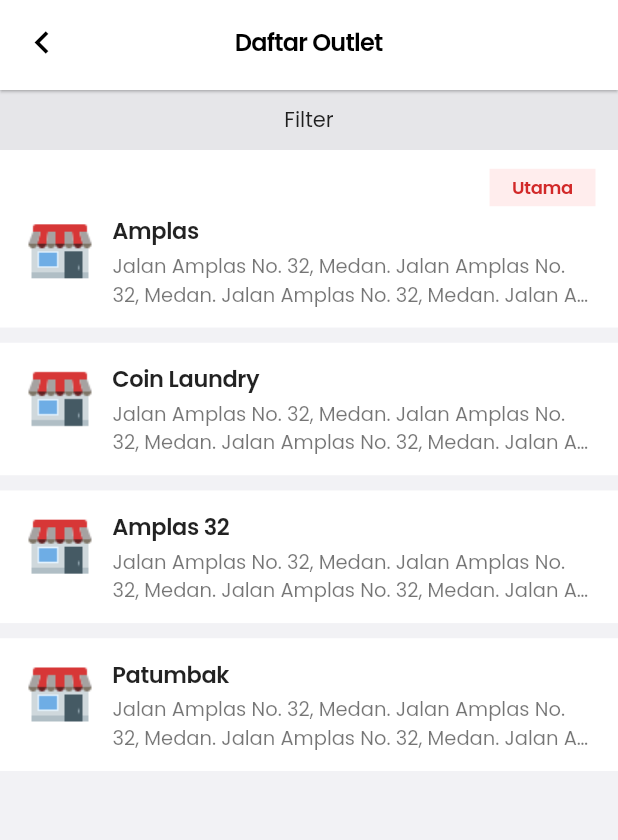
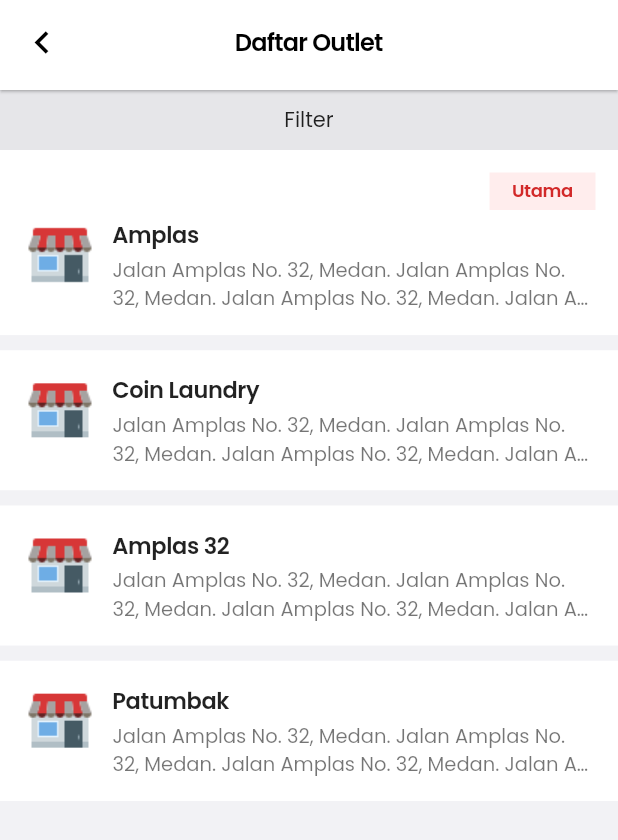
Before and after one commit to putraops/OpsLaundry.Mobile, a Flutter app: the OutletPage screen opened directly, on a phone screen of 412 x 824 dp. Shown: the top 840 px of the screen. Run offline on Flutter 3.47's test engine with Material 2 defaults, Android fonts, the light colour scheme and no system bars; our stand-ins replace dio, flutter_native_splash, flutter_redux, flutter_slidable, redux, shared_preferences; missing offline and left inert: bottom_sheet; accounts and stored records are empty.

Commit message:
Update padding

```diff
--- a/lib/pages/outlet/components/ListItem.dart
+++ b/lib/pages/outlet/components/ListItem.dart
@@ -43,7 +43,7 @@ class _ListItemState extends State<ListItem> {
     application_user user = widget.user;
     return Container(
       color: Colors.white,
-      padding: const EdgeInsets.symmetric(vertical: 12.5, horizontal: 15),
+      padding: const EdgeInsets.all(15),
       child: Column(
         crossAxisAlignment: CrossAxisAlignment.start,
         children: [
```
